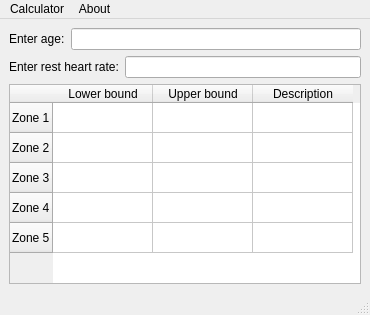
Old version of the form frontend/ui/main_window.ui in the repository Kole565/Heart-Rate-Calculator.
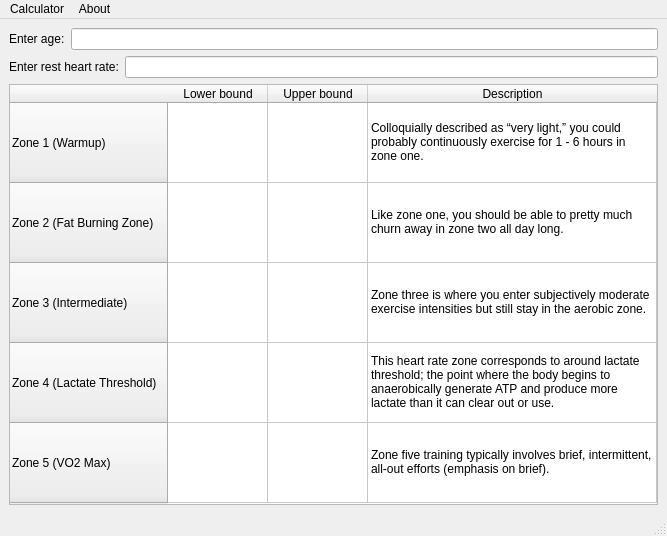
New version of the form.

Commit message: feat(frontend): zones description

```diff
--- a/frontend/ui/main_window.ui
+++ b/frontend/ui/main_window.ui
@@ -6,8 +6,8 @@
    <rect>
     <x>0</x>
     <y>0</y>
-    <width>370</width>
-    <height>315</height>
+    <width>667</width>
+    <height>536</height>
    </rect>
   </property>
   <property name="windowTitle">
@@ -62,29 +62,44 @@
       <property name="editTriggers">
        <set>QAbstractItemView::EditTrigger::NoEditTriggers</set>
       </property>
+      <property name="sortingEnabled">
+       <bool>false</bool>
+      </property>
+      <attribute name="horizontalHeaderVisible">
+       <bool>true</bool>
+      </attribute>
+      <attribute name="horizontalHeaderDefaultSectionSize">
+       <number>100</number>
+      </attribute>
+      <attribute name="horizontalHeaderStretchLastSection">
+       <bool>true</bool>
+      </attribute>
+      <attribute name="verticalHeaderDefaultSectionSize">
+       <number>80</number>
+      </attribute>
       <row>
        <property name="text">
-        <string>Zone 1</string>
+        <string>Zone 1 (Warmup)</string>
        </property>
       </row>
       <row>
        <property name="text">
-        <string>Zone 2</string>
+        <string>Zone 2 (Fat Burning Zone)</string>
        </property>
       </row>
       <row>
        <property name="text">
-        <string>Zone 3</string>
+        <string>Zone 3 (Intermediate)</string>
        </property>
       </row>
       <row>
        <property name="text">
-        <string>Zone 4</string>
+        <string>Zone 4 (Lactate Threshold)</string>
        </property>
       </row>
       <row>
        <property name="text">
-        <string>Zone 5</string>
+        <string>Zone 5 (VO2 Max)</string>
        </property>
       </row>
       <column>
@@ -102,6 +117,31 @@
         <string>Description</string>
        </property>
       </column>
+      <item row="0" column="2">
+       <property name="text">
+        <string>Colloquially described as “very light,” you could probably continuously exercise for 1 - 6 hours in zone one.</string>
+       </property>
+      </item>
+      <item row="1" column="2">
+       <property name="text">
+        <string>Like zone one, you should be able to pretty much churn away in zone two all day long.</string>
+       </property>
+      </item>
+      <item row="2" column="2">
+       <property name="text">
+        <string>Zone three is where you enter subjectively moderate exercise intensities but still stay in the aerobic zone.</string>
+       </property>
+      </item>
+      <item row="3" column="2">
+       <property name="text">
+        <string>This heart rate zone corresponds to around lactate threshold; the point where the body begins to anaerobically generate ATP and produce more lactate than it can clear out or use.</string>
+       </property>
+      </item>
+      <item row="4" column="2">
+       <property name="text">
+        <string>Zone five training typically involves brief, intermittent, all-out efforts (emphasis on brief).</string>
+       </property>
+      </item>
      </widget>
     </item>
    </layout>
@@ -111,7 +151,7 @@
     <rect>
      <x>0</x>
      <y>0</y>
-     <width>370</width>
+     <width>667</width>
      <height>19</height>
     </rect>
    </property>
```
The commit also changes 1 other file.
